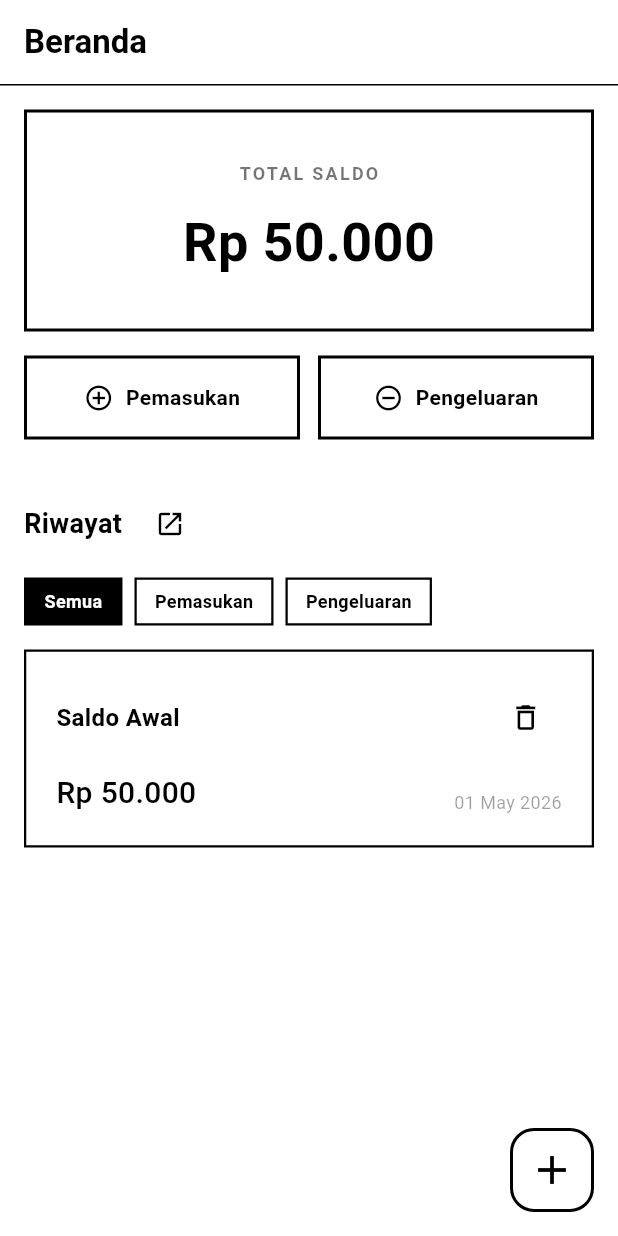
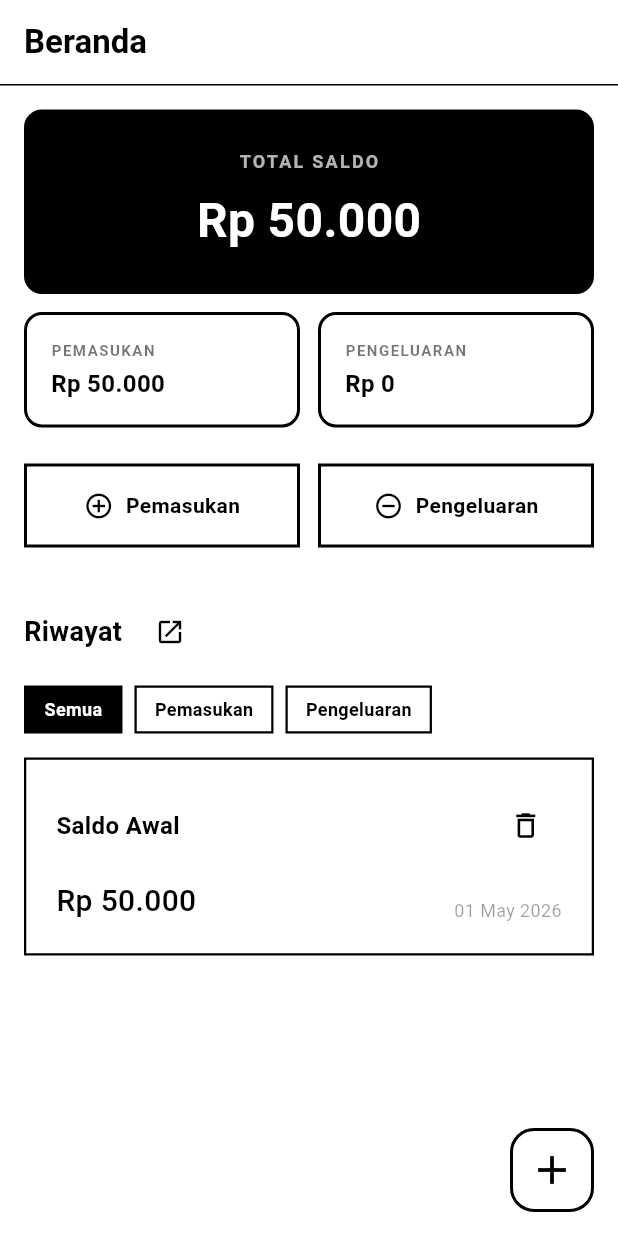
Before and after one commit to hifnikhalid18-lang/Smartkas, a Flutter app: the screen it shows after launch, on a phone screen of 412 x 824 dp. Run offline on Flutter 3.47's test engine with Material 3 defaults, Android fonts, the phone set to English and light mode, and no system bars; our stand-ins replace shared_preferences.

Commit message:
feat: add summary cards (balance, income, expense) to home

```diff
--- a/lib/screens/home_screen.dart
+++ b/lib/screens/home_screen.dart
@@ -1,6 +1,6 @@
 import 'package:flutter/material.dart';
 import 'package:intl/intl.dart';
-import '../widgets/saldo_card.dart';
+import '../widgets/summary_cards.dart';
 import '../widgets/menu_card.dart';
 import '../widgets/transaction_item.dart';
 import 'input_screen.dart';
@@ -47,6 +47,8 @@ class _HomeScreenState extends State<HomeScreen> {
         listenable: transactionProvider,
         builder: (context, _) {
           final balance = transactionProvider.totalBalance;
+          final income = transactionProvider.totalIncome;
+          final expense = transactionProvider.totalExpense;
 
           // Filter logic
           final allTransactions = transactionProvider.transactions;
@@ -62,8 +64,16 @@ class _HomeScreenState extends State<HomeScreen> {
             child: Column(
               crossAxisAlignment: CrossAxisAlignment.stretch,
               children: [
-                SaldoCard(balance: currencyFormat.format(balance)),
-                const SizedBox(height: 16),
+                SaldoSummaryCard(balance: currencyFormat.format(balance)),
+                const SizedBox(height: 12),
+                Row(
+                  children: [
+                    IncomeSummaryCard(amount: currencyFormat.format(income)),
+                    const SizedBox(width: 12),
+                    ExpenseSummaryCard(amount: currencyFormat.format(expense)),
+                  ],
+                ),
+                const SizedBox(height: 24),
                 Row(
                   children: [
                     MenuCard(
--- /dev/null
+++ b/lib/widgets/summary_cards.dart
@@ -0,0 +1,128 @@
+import 'package:flutter/material.dart';
+
+class SaldoSummaryCard extends StatelessWidget {
+  final String balance;
+
+  const SaldoSummaryCard({super.key, required this.balance});
+
+  @override
+  Widget build(BuildContext context) {
+    return Container(
+      width: double.infinity,
+      padding: const EdgeInsets.symmetric(vertical: 24.0, horizontal: 16.0),
+      decoration: BoxDecoration(
+        color: Colors.black,
+        border: Border.all(color: Colors.black, width: 2),
+        borderRadius: BorderRadius.circular(12),
+      ),
+      child: Column(
+        children: [
+          const Text(
+            'TOTAL SALDO',
+            style: TextStyle(
+              color: Colors.white70,
+              fontSize: 12,
+              fontWeight: FontWeight.bold,
+              letterSpacing: 1.5,
+            ),
+          ),
+          const SizedBox(height: 8),
+          Text(
+            balance,
+            style: const TextStyle(
+              color: Colors.white,
+              fontSize: 32,
+              fontWeight: FontWeight.bold,
+            ),
+          ),
+        ],
+      ),
+    );
+  }
+}
+
+class IncomeSummaryCard extends StatelessWidget {
+  final String amount;
+
+  const IncomeSummaryCard({super.key, required this.amount});
+
+  @override
+  Widget build(BuildContext context) {
+    return Expanded(
+      child: Container(
+        padding: const EdgeInsets.all(16),
+        decoration: BoxDecoration(
+          color: Colors.white,
+          border: Border.all(color: Colors.black, width: 2),
+          borderRadius: BorderRadius.circular(12),
+        ),
+        child: Column(
+          crossAxisAlignment: CrossAxisAlignment.start,
+          children: [
+            const Text(
+              'PEMASUKAN',
+              style: TextStyle(
+                color: Colors.black54,
+                fontSize: 10,
+                fontWeight: FontWeight.bold,
+                letterSpacing: 1.0,
+              ),
+            ),
+            const SizedBox(height: 4),
+            Text(
+              amount,
+              style: const TextStyle(
+                color: Colors.black,
+                fontSize: 16,
+                fontWeight: FontWeight.bold,
+              ),
+            ),
+          ],
+        ),
+      ),
+    );
+  }
+}
+
+class ExpenseSummaryCard extends StatelessWidget {
+  final String amount;
+
+  const ExpenseSummaryCard({super.key, required this.amount});
+
+  @override
+  Widget build(BuildContext context) {
+    return Expanded(
+      child: Container(
+        padding: const EdgeInsets.all(16),
+        decoration: BoxDecoration(
+          color: Colors.white,
+          border: Border.all(color: Colors.black, width: 2),
+          borderRadius: BorderRadius.circular(12),
+        ),
+        child: Column(
+          crossAxisAlignment: CrossAxisAlignment.start,
+          children: [
+            const Text(
+              'PENGELUARAN',
+              style: TextStyle(
+                color: Colors.black54,
+                fontSize: 10,
+                fontWeight: FontWeight.bold,
+                letterSpacing: 1.0,
+              ),
+            ),
+            const SizedBox(height: 4),
+            Text(
+              amount,
+              style: const TextStyle(
+                color: Colors.black,
+                fontSize: 16,
+                fontWeight: FontWeight.bold,
+              ),
+            ),
+          ],
+        ),
+      ),
+    );
+  }
+}
```
